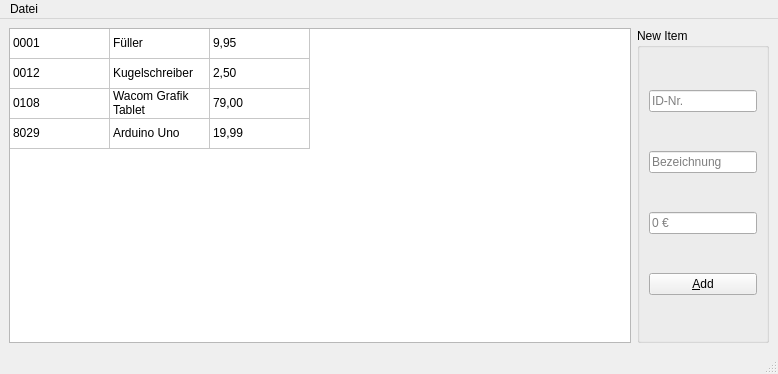
This is mainwindow.ui in jomaway/Qt-Warenliste as Qt 5 draws it before an edit. The edited form follows.
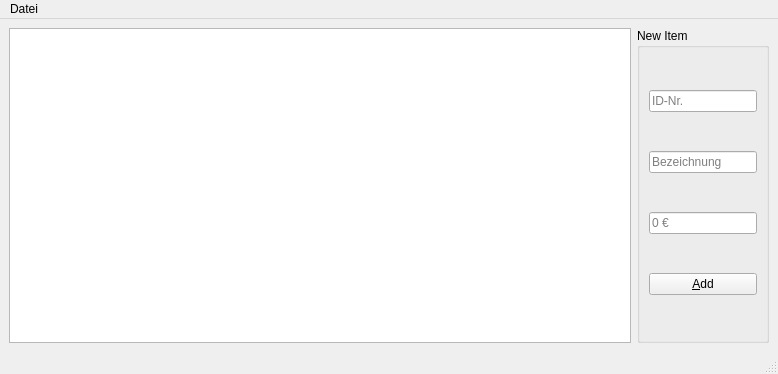
This is the edited form.

Diff of the .ui file:
```diff
--- a/mainwindow.ui
+++ b/mainwindow.ui
@@ -16,139 +16,7 @@
   <widget class="QWidget" name="centralwidget">
    <layout class="QGridLayout" name="gridLayout" columnstretch="1,0">
     <item row="0" column="0">
-     <widget class="QTableWidget" name="tableProducts">
-      <property name="maximumSize">
-       <size>
-        <width>16777215</width>
-        <height>16777215</height>
-       </size>
-      </property>
-      <property name="sortingEnabled">
-       <bool>true</bool>
-      </property>
-      <attribute name="horizontalHeaderVisible">
-       <bool>false</bool>
-      </attribute>
-      <attribute name="horizontalHeaderCascadingSectionResizes">
-       <bool>false</bool>
-      </attribute>
-      <attribute name="horizontalHeaderShowSortIndicator" stdset="0">
-       <bool>true</bool>
-      </attribute>
-      <attribute name="horizontalHeaderStretchLastSection">
-       <bool>false</bool>
-      </attribute>
-      <attribute name="verticalHeaderVisible">
-       <bool>false</bool>
-      </attribute>
-      <row>
-       <property name="text">
-        <string>1</string>
-       </property>
-      </row>
-      <row>
-       <property name="text">
-        <string>Neue Zeile</string>
-       </property>
-      </row>
-      <row>
-       <property name="text">
-        <string>Neue Zeile</string>
-       </property>
-      </row>
-      <row>
-       <property name="text">
-        <string>Neue Zeile</string>
-       </property>
-      </row>
-      <column>
-       <property name="text">
-        <string>Warennr.</string>
-       </property>
-      </column>
-      <column>
-       <property name="text">
-        <string>Bezeichnung</string>
-       </property>
-      </column>
-      <column>
-       <property name="text">
-        <string>Preis</string>
-       </property>
-      </column>
-      <item row="0" column="0">
-       <property name="text">
-        <string>0001</string>
-       </property>
-       <property name="flags">
-        <set>ItemIsSelectable|ItemIsDragEnabled|ItemIsDropEnabled|ItemIsUserCheckable|ItemIsEnabled</set>
-       </property>
-      </item>
-      <item row="0" column="1">
-       <property name="text">
-        <string>Füller</string>
-       </property>
-      </item>
-      <item row="0" column="2">
-       <property name="text">
-        <string>9,95</string>
-       </property>
-      </item>
-      <item row="1" column="0">
-       <property name="text">
-        <string>0012</string>
-       </property>
-       <property name="flags">
-        <set>ItemIsSelectable|ItemIsDragEnabled|ItemIsDropEnabled|ItemIsUserCheckable|ItemIsEnabled</set>
-       </property>
-      </item>
-      <item row="1" column="1">
-       <property name="text">
-        <string>Kugelschreiber</string>
-       </property>
-      </item>
-      <item row="1" column="2">
-       <property name="text">
-        <string>2,50</string>
-       </property>
-      </item>
-      <item row="2" column="0">
-       <property name="text">
-        <string>0108</string>
-       </property>
-       <property name="flags">
-        <set>ItemIsSelectable|ItemIsDragEnabled|ItemIsDropEnabled|ItemIsUserCheckable|ItemIsEnabled</set>
-       </property>
-      </item>
-      <item row="2" column="1">
-       <property name="text">
-        <string>Wacom Grafik Tablet</string>
-       </property>
-      </item>
-      <item row="2" column="2">
-       <property name="text">
-        <string>79,00</string>
-       </property>
-      </item>
-      <item row="3" column="0">
-       <property name="text">
-        <string>8029</string>
-       </property>
-       <property name="flags">
-        <set>ItemIsSelectable|ItemIsDragEnabled|ItemIsDropEnabled|ItemIsUserCheckable|ItemIsEnabled</set>
-       </property>
-      </item>
-      <item row="3" column="1">
-       <property name="text">
-        <string>Arduino Uno</string>
-       </property>
-      </item>
-      <item row="3" column="2">
-       <property name="text">
-        <string>19,99</string>
-       </property>
-      </item>
-     </widget>
+     <widget class="QTableView" name="inventoryView"/>
     </item>
     <item row="0" column="1">
      <widget class="QGroupBox" name="groupBox">
```
Left out of the diff: 1 changed line with no effect on the pictures.
